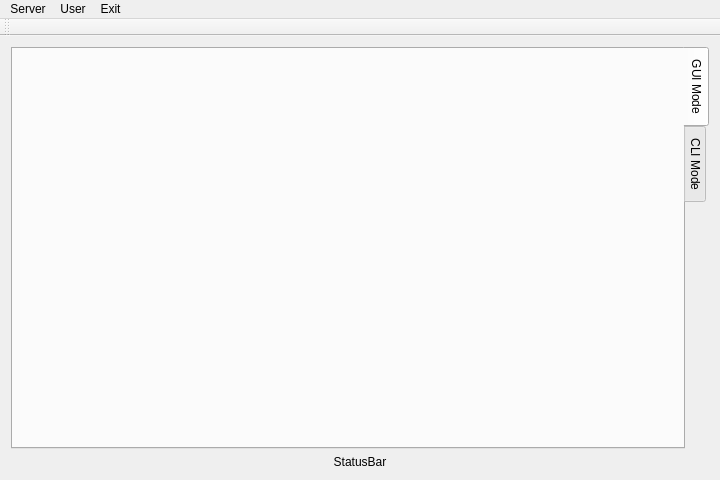
The window that AnonymousChat/ProgramClient/ProgramClient.ui (TimetoTreatment/Network) describes before a commit, drawn with Qt 5.
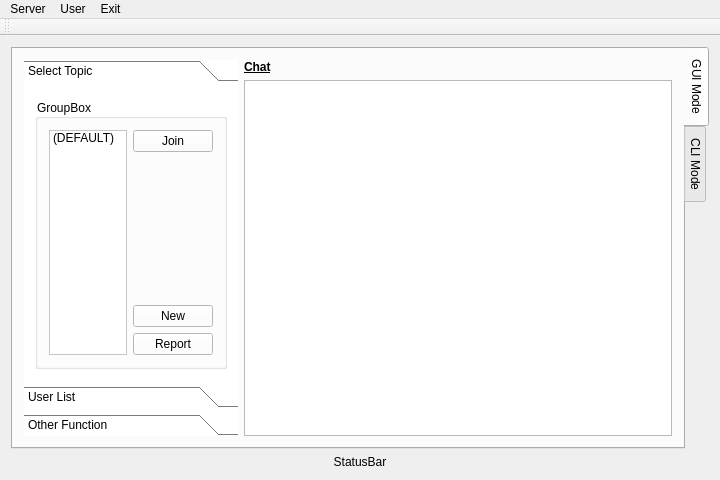
The same window after the commit. The open tabs and pages were chosen to show the change.

Patch:
```diff
--- a/AnonymousChat/ProgramClient/ProgramClient.ui
+++ b/AnonymousChat/ProgramClient/ProgramClient.ui
@@ -27,6 +27,173 @@
        <attribute name="title">
         <string>GUI Mode</string>
        </attribute>
+       <layout class="QGridLayout" name="gridLayout_3" columnstretch="1,2">
+        <item row="0" column="0" rowspan="2">
+         <widget class="QToolBox" name="toolBox">
+          <property name="styleSheet">
+           <string notr="true">background-color: rgb(255, 255, 255);</string>
+          </property>
+          <property name="currentIndex">
+           <number>0</number>
+          </property>
+          <widget class="QWidget" name="page">
+           <property name="geometry">
+            <rect>
+             <x>0</x>
+             <y>0</y>
+             <width>217</width>
+             <height>292</height>
+            </rect>
+           </property>
+           <attribute name="label">
+            <string>Select Topic</string>
+           </attribute>
+           <layout class="QGridLayout" name="gridLayout_4">
+            <item row="0" column="0" rowspan="2">
+             <widget class="QGroupBox" name="groupBox">
+              <property name="title">
+               <string>GroupBox</string>
+              </property>
+              <layout class="QGridLayout" name="gridLayout_5">
+               <item row="0" column="0" rowspan="6">
+                <widget class="QListWidget" name="listWidget">
+                 <item>
+                  <property name="text">
+                   <string>(DEFAULT)</string>
+                  </property>
+                 </item>
+                </widget>
+               </item>
+               <item row="5" column="1">
+                <widget class="QPushButton" name="pushButton_3">
+                 <property name="text">
+                  <string>Report</string>
+                 </property>
+                </widget>
+               </item>
+               <item row="4" column="1">
+                <widget class="QPushButton" name="pushButton_2">
+                 <property name="text">
+                  <string>New</string>
+                 </property>
+                </widget>
+               </item>
+               <item row="0" column="1">
+                <widget class="QPushButton" name="pushButton">
+                 <property name="text">
+                  <string>Join</string>
+                 </property>
+                </widget>
+               </item>
+              </layout>
+             </widget>
+            </item>
+           </layout>
+          </widget>
+          <widget class="QWidget" name="page_2">
+           <property name="geometry">
+            <rect>
+             <x>0</x>
+             <y>0</y>
+             <width>100</width>
+             <height>30</height>
+            </rect>
+           </property>
+           <attribute name="label">
+            <string>User List</string>
+           </attribute>
+           <widget class="QListWidget" name="listWidget_2">
+            <property name="geometry">
+             <rect>
+              <x>10</x>
+              <y>10</y>
+              <width>161</width>
+              <height>192</height>
+             </rect>
+            </property>
+           </widget>
+          </widget>
+          <widget class="QWidget" name="page_3">
+           <property name="geometry">
+            <rect>
+             <x>0</x>
+             <y>0</y>
+             <width>100</width>
+             <height>30</height>
+            </rect>
+           </property>
+           <attribute name="label">
+            <string>Other Function</string>
+           </attribute>
+           <widget class="QPushButton" name="pushButton_4">
+            <property name="geometry">
+             <rect>
+              <x>110</x>
+              <y>50</y>
+              <width>101</width>
+              <height>24</height>
+             </rect>
+            </property>
+            <property name="text">
+             <string>Roll a Dice</string>
+            </property>
+           </widget>
+           <widget class="QPushButton" name="pushButton_5">
+            <property name="geometry">
+             <rect>
+              <x>0</x>
+              <y>50</y>
+              <width>101</width>
+              <height>24</height>
+             </rect>
+            </property>
+            <property name="text">
+             <string>Change Name</string>
+            </property>
+           </widget>
+           <widget class="QPushButton" name="pushButton_6">
+            <property name="geometry">
+             <rect>
+              <x>0</x>
+              <y>10</y>
+              <width>211</width>
+              <height>24</height>
+             </rect>
+            </property>
+            <property name="text">
+             <string>Call [SERVER] Manager</string>
+            </property>
+           </widget>
+          </widget>
+         </widget>
+        </item>
+        <item row="0" column="1">
+         <widget class="QLabel" name="labelPageNorth_2">
+          <property name="sizePolicy">
+           <sizepolicy hsizetype="Preferred" vsizetype="Fixed">
+            <horstretch>0</horstretch>
+            <verstretch>0</verstretch>
+           </sizepolicy>
+          </property>
+          <property name="font">
+           <font>
+            <bold>true</bold>
+            <underline>true</underline>
+           </font>
+          </property>
+          <property name="text">
+           <string>Chat</string>
+          </property>
+         </widget>
+        </item>
+        <item row="1" column="1">
+         <widget class="QTextEdit" name="textEditChat_2">
+          <property name="readOnly">
+           <bool>true</bool>
+          </property>
+         </widget>
+        </item>
+       </layout>
       </widget>
       <widget class="QWidget" name="tab_2">
        <attribute name="title">
```
Left out of the diff: 20 changed lines with no effect on the pictures.
